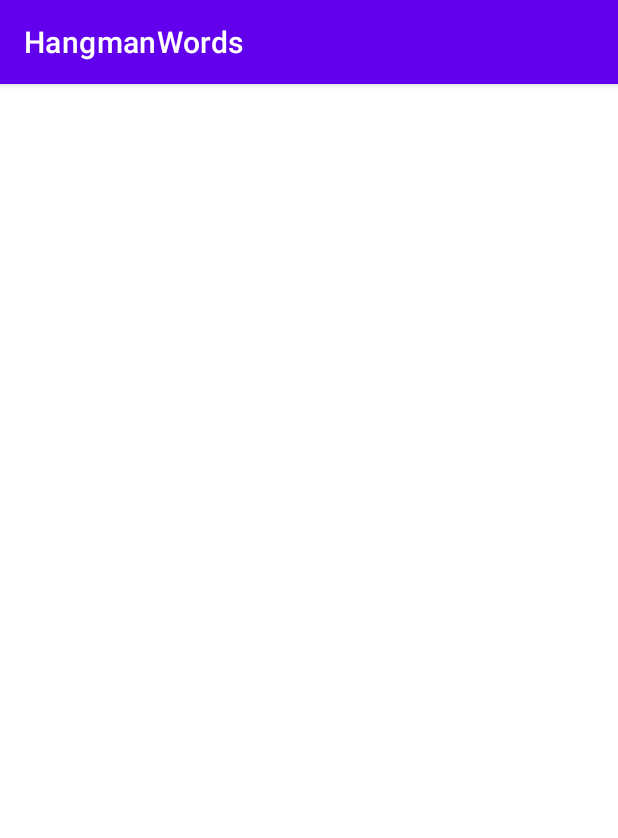
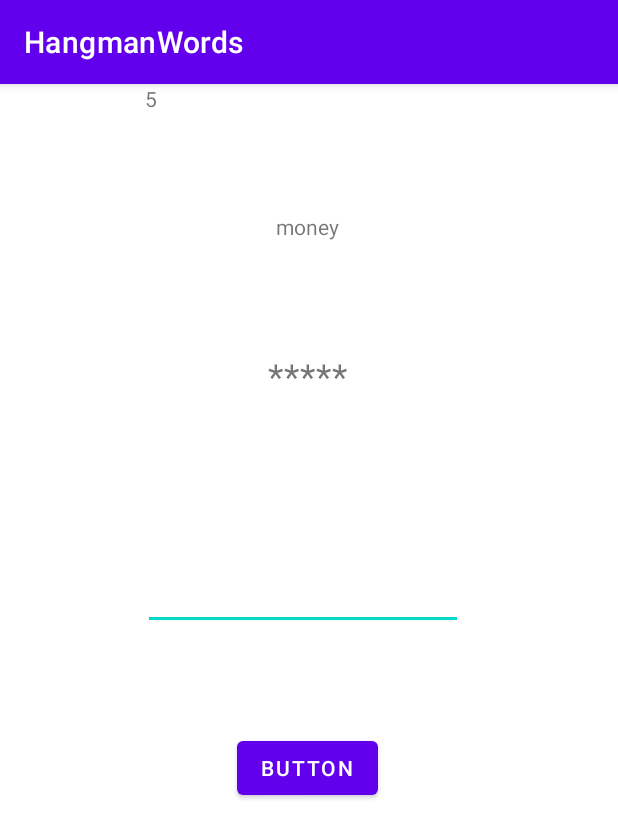
Before and after one commit to iwanmitowski/HangamanWords, an Android app: the GameActivity screen opened directly, with no data from a screen before it, on a phone screen of 412 x 824 dp. Shown: the top 838 px of the screen. Run offline under Robolectric (Android 15) with nearby library versions, the phone set to English and light mode, and no system bars.

Commit message:
Game Activity and some of its logic

```diff
--- a/src/app/src/main/java/com/example/hangmanwords/GameActivity.java
+++ b/src/app/src/main/java/com/example/hangmanwords/GameActivity.java
@@ -3,12 +3,120 @@ package com.example.hangmanwords;
 import androidx.appcompat.app.AppCompatActivity;
 
 import android.os.Bundle;
+import android.widget.Button;
+import android.widget.EditText;
+import android.widget.TextView;
+import android.widget.Toast;
 
-public class GameActivity extends AppCompatActivity {
+import java.util.Random;
+
+public class GameActivity extends AppCompatActivity{
+
+    TextView hint;
+    TextView tvCurrentWord;
+    EditText userGuess;
+    Button guess;
+    TextView tvLives;
+
+    String[] words1 = {
+        "horse", "bread", "apple", "food", "doost",
+        "cross", "chair", "zebra", "dance", "drink",
+        "glass", "grass", "group", "heart", "knife",
+        "knight", "money", "model", "nurse", "novel"
+    };
+
+    String[] words2 = {
+            "abroad", "accept", "favour", "floor", "flower",
+            "regard ", "content", "creator", "player", "receive",
+            "football", "basketball", "volleyball", "unusual", "beautiful",
+            "group", "better", "words", "castle", "cannon"
+    };
+
+    Random rnd;
+
+    int difficulty = 0;
+    int lives;
+
+    String currentWord;
+    String placeHolder;
 
     @Override
     protected void onCreate(Bundle savedInstanceState) {
         super.onCreate(savedInstanceState);
         setContentView(R.layout.activity_game);
+
+        rnd = new Random();
+
+        hint = findViewById(R.id.tvHint);
+        tvCurrentWord = findViewById(R.id.tvCurrentWord);
+        userGuess = findViewById(R.id.etUserGuess);
+        guess = findViewById(R.id.btnGuess);
+        tvLives = findViewById(R.id.tvLives);
+
+        generateWord();
+        placeHolder = new String(new char[currentWord.length()]).replace('\0', '*');
+        tvCurrentWord.setText(placeHolder);
+        lives = currentWord.length();
+        tvLives.setText(lives + "");
+        hint.setText(currentWord);
     }
+
+    private void playGame() {
+        while(lives > 0){
+            boolean isGuessed = false;
+
+            String currentGuess = userGuess.getText().toString();
+
+            if (currentGuess.length() < 1 ||
+                    !currentWord.contains(currentGuess)){
+                userGuess.setText("");
+                lives--;
+                tvLives.setText(lives + "");
+            }
+            else if(currentGuess.length() > 1){
+                userGuess.setText("");
+                Toast.makeText(getApplicationContext(), "Please, enter your only 1 letter!", Toast.LENGTH_SHORT).show();
+                continue;
+            }
+
+            char currentLetter = currentGuess.charAt(0);
+
+            if (lives == 0){
+                //play gif
+            }
+
+            StringBuilder newWord = new StringBuilder();
+
+            for (int i = 0; i < currentWord.length(); i++) {
+                if (currentWord.charAt(i) == currentLetter){
+                    newWord.append(currentLetter);
+                }
+                else{
+                    newWord.append("*");
+                }
+            }
+
+            tvLives.setText(lives);
+
+            if (isGuessed){
+                //Write to db
+                difficulty++;
+                generateWord();
+            }
+        }
+    }
+
+    private void generateWord() {
+
+        int upperBoundary = words1.length;
+
+        if (difficulty % 2 != 0){
+            upperBoundary = words2.length;
+            currentWord = words2[rnd.nextInt(upperBoundary)];
+        }
+        else{
+            currentWord = words1[rnd.nextInt(upperBoundary)];
+        }
+    }
+
 }
--- a/src/app/src/main/res/layout/activity_game.xml
+++ b/src/app/src/main/res/layout/activity_game.xml
@@ -6,4 +6,62 @@
     android:layout_height="match_parent"
     tools:context=".GameActivity">
 
+    <TextView
+        android:id="@+id/tvHint"
+        android:layout_width="wrap_content"
+        android:layout_height="wrap_content"
+        android:layout_marginStart="182dp"
+        android:layout_marginTop="85dp"
+        android:layout_marginEnd="184dp"
+        android:text="DEBUG"
+        app:layout_constraintEnd_toEndOf="parent"
+        app:layout_constraintStart_toStartOf="parent"
+        app:layout_constraintTop_toTopOf="parent" />
+
+    <TextView
+        android:id="@+id/tvCurrentWord"
+        android:layout_width="wrap_content"
+        android:layout_height="wrap_content"
+        android:layout_marginStart="176dp"
+        android:layout_marginTop="73dp"
+        android:layout_marginEnd="177dp"
+        android:text="TextView"
+        android:textSize="24sp"
+        app:layout_constraintEnd_toEndOf="parent"
+        app:layout_constraintStart_toStartOf="parent"
+        app:layout_constraintTop_toBottomOf="@+id/tvHint" />
+
+    <EditText
+        android:id="@+id/etUserGuess"
+        android:layout_width="wrap_content"
+        android:layout_height="wrap_content"
+        android:layout_marginStart="98dp"
+        android:layout_marginTop="108dp"
+        android:layout_marginEnd="103dp"
+        android:ems="10"
+        android:inputType="textPersonName"
+        app:layout_constraintEnd_toEndOf="parent"
+        app:layout_constraintHorizontal_bias="1.0"
+        app:layout_constraintStart_toStartOf="parent"
+        app:layout_constraintTop_toBottomOf="@+id/tvCurrentWord" />
+
+    <Button
+        android:id="@+id/btnGuess"
+        android:layout_width="wrap_content"
+        android:layout_height="wrap_content"
+        android:layout_marginStart="157dp"
+        android:layout_marginTop="68dp"
+        android:layout_marginEnd="160dp"
+        android:text="Button"
+        app:layout_constraintEnd_toEndOf="parent"
+        app:layout_constraintStart_toStartOf="parent"
+        app:layout_constraintTop_toBottomOf="@+id/etUserGuess" />
+
+    <TextView
+        android:id="@+id/tvLives"
+        android:layout_width="wrap_content"
+        android:layout_height="wrap_content"
+        android:layout_marginEnd="79dp"
+        app:layout_constraintEnd_toStartOf="@+id/tvHint"
+        tools:layout_editor_absoluteY="80dp" />
 </androidx.constraintlayout.widget.ConstraintLayout>
```
